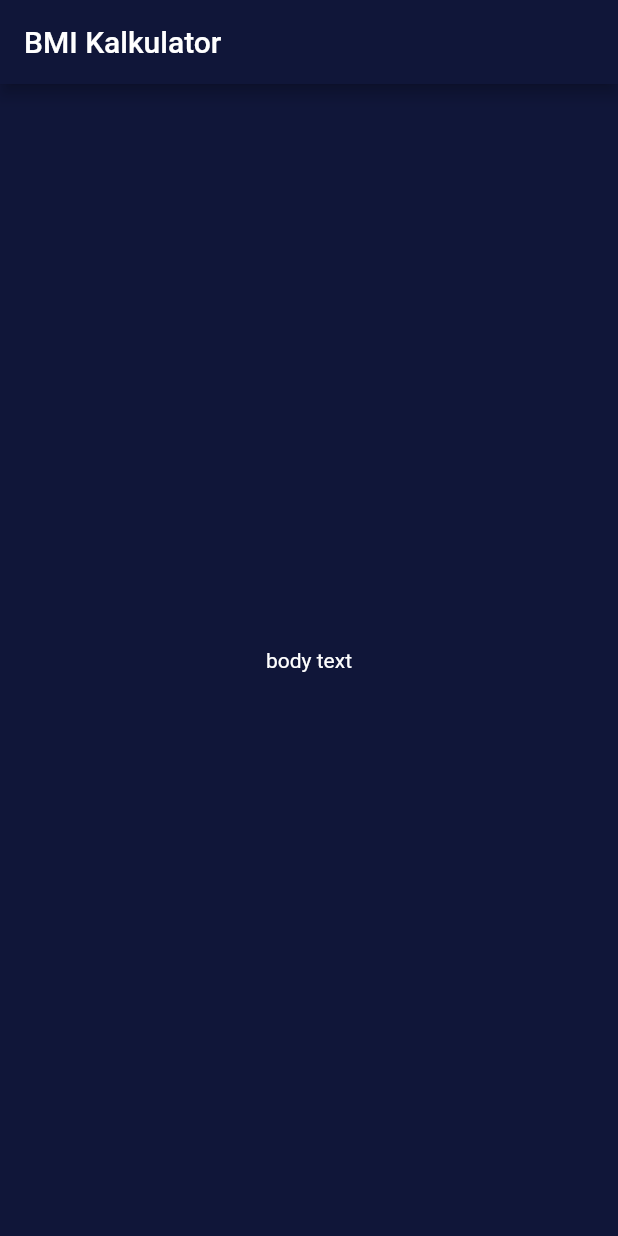
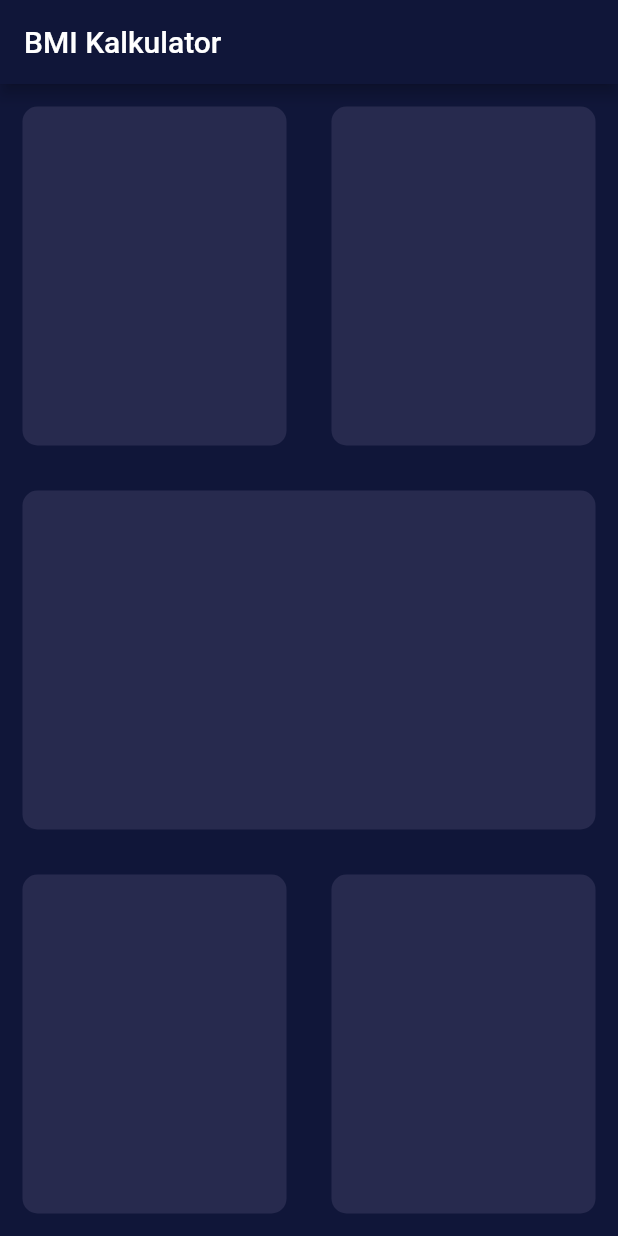
Before and after one commit to adamprabowo/kalkulator_bmi, a Flutter app: the screen it shows after launch, on a phone screen of 412 x 824 dp. Run offline on Flutter 3.47's test engine with Material 2 defaults, Android fonts, the phone set to English and light mode, and no system bars.

```diff
--- a/lib/input_page.dart
+++ b/lib/input_page.dart
@@ -12,9 +12,64 @@ class _InputPageState extends State<InputPage> {
       appBar: AppBar(
         title: Text('BMI Kalkulator'),
       ),
-      body: Center(
-        child: Text('body text'),
+      body: Column(
+        children: <Widget>[
+          Expanded(
+            child: Row(
+              children: <Widget>[
+                Expanded(
+                  child: ReusableCard(
+                    colour: Color(0xFF272A4E),
+                  ),
+                ),
+                Expanded(
+                  child: ReusableCard(
+                    colour: Color(0xFF272A4E),
+                  ),
+                ),
+              ],
+            ),
+          ),
+          Expanded(
+            child: ReusableCard(
+              colour: Color(0xFF272A4E),
+            ),
+          ),
+          Expanded(
+            child: Row(
+              children: <Widget>[
+                Expanded(
+                  child: ReusableCard(
+                    colour: Color(0xFF272A4E),
+                  ),
+                ),
+                Expanded(
+                  child: ReusableCard(
+                    colour: Color(0xFF272A4E),
+                  ),
+                ),
+              ],
+            ),
+          ),
+        ],
       ),
     );
   }
 }
+
+class ReusableCard extends StatelessWidget {
+  ReusableCard({@required this.colour});
+
+  Color colour;
+
+  @override
+  Widget build(BuildContext context) {
+    return Container(
+      margin: EdgeInsets.all(15.0),
+      decoration: BoxDecoration(
+        color: colour,
+        borderRadius: BorderRadius.circular(10.0),
+      ),
+    );
+  }
+}
```
